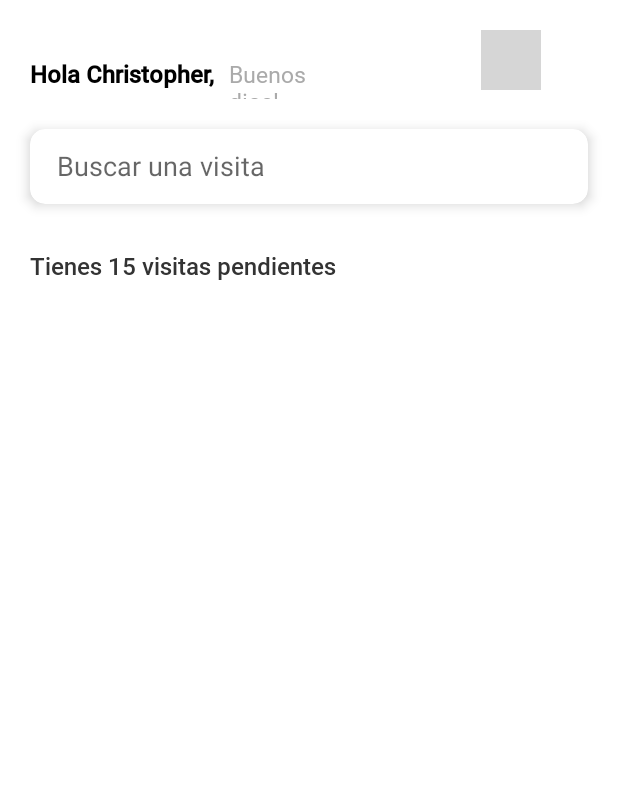
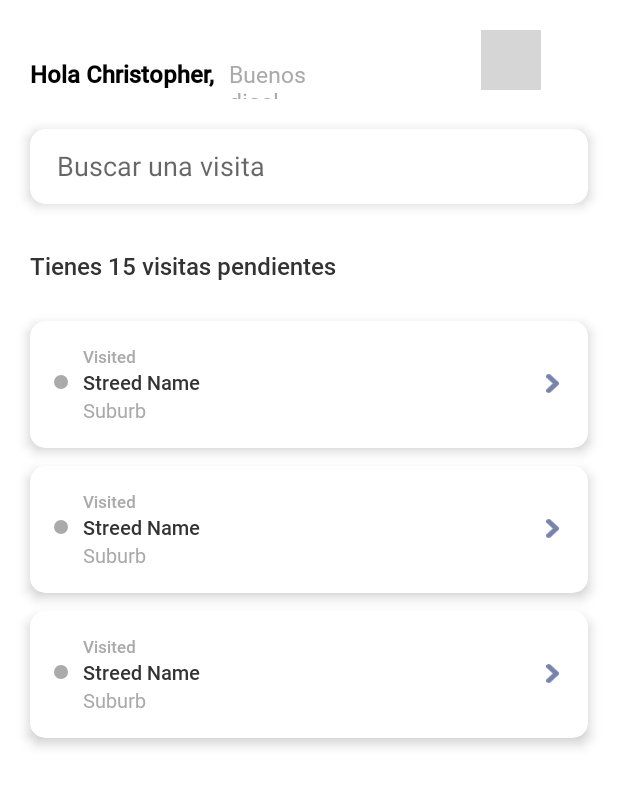
Before and after one commit to cristo25/Reto, an Android app: the layout activity_main.xml on its own in the app's theme, with its tools: preview values and no code run, on a phone screen of 412 x 824 dp. Shown: the top 786 px of the screen. Run offline under Robolectric (Android 15) with nearby library versions, the phone set to English and light mode, and no system bars; grey boxes are pictures that could not be loaded.

```diff
--- a/app/src/main/res/layout/activity_main.xml
+++ b/app/src/main/res/layout/activity_main.xml
@@ -69,7 +69,7 @@
             android:layout_height="match_parent">
 
             <androidx.appcompat.widget.SearchView
-                android:id="@+id/svBusquedaPrincipalWidget"
+                android:id="@+id/svPrincipalWidget"
                 android:layout_width="match_parent"
                 android:layout_height="match_parent"
                 app:iconifiedByDefault="false"
@@ -95,6 +95,7 @@
         app:layout_constraintTop_toBottomOf="@+id/svBusquedaPrincipal" />
 
     <androidx.recyclerview.widget.RecyclerView
+        tools:listitem="@layout/items_cards_views"
         android:id="@+id/rvPrincipal"
         android:layout_width="match_parent"
         android:layout_height="0dp"
--- a/app/src/main/res/layout/items_cards_views.xml
+++ b/app/src/main/res/layout/items_cards_views.xml
@@ -6,7 +6,7 @@
     xmlns:card_view="http://schemas.android.com/apk/res-auto"
     xmlns:tools="http://schemas.android.com/tools"
     android:id="@+id/CardView"
-    style="@style/CardView"
+    style="@style/cardviewColorDark"
     android:layout_marginStart="20dp"
     android:layout_marginEnd="20dp"
     android:layout_marginTop="6dp"
--- a/app/src/main/res/values-night/themes.xml
+++ b/app/src/main/res/values-night/themes.xml
@@ -18,4 +18,7 @@
         <item name="android:backgroundTint">#000000</item>
 
     </style>
+    <style name="cardviewColorDark" parent="CardView">
+        <item name="backgroundTint">#575757</item>
+    </style>
 </resources>
```
Also changed, not shown: app/src/main/java/com/example/locationmaker2/MainActivity.kt (+16 -3 lines), app/src/main/java/com/example/locationmaker2/adapter/LocationAdapter.kt (+9 -1 lines).
